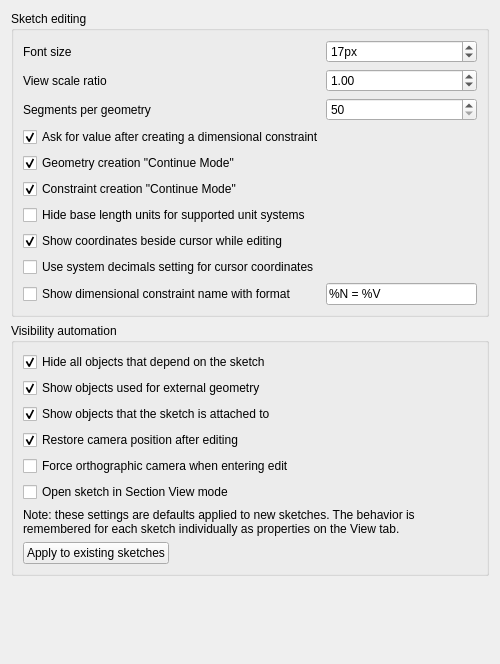
Qt form src/Mod/Sketcher/Gui/SketcherSettingsDisplay.ui (southseact-3d/fcd) before a commit.
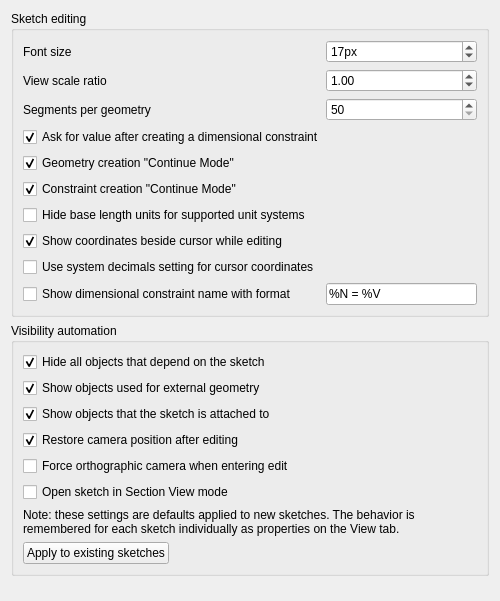
The same form after that commit. Custom widgets are drawn as their Qt base class.

Commit message:
[Sketch] [skip ci] fix UI file
- compiler stumbles over inexisting tabstop target
 the fix was automatically done Qt Designer

Patch:
```diff
--- a/src/Mod/Sketcher/Gui/SketcherSettingsDisplay.ui
+++ b/src/Mod/Sketcher/Gui/SketcherSettingsDisplay.ui
@@ -7,7 +7,7 @@
     <x>0</x>
     <y>0</y>
     <width>500</width>
-    <height>664</height>
+    <height>538</height>
    </rect>
   </property>
   <property name="windowTitle">
```
Left out of the diff: 1 changed line with no effect on the pictures.
